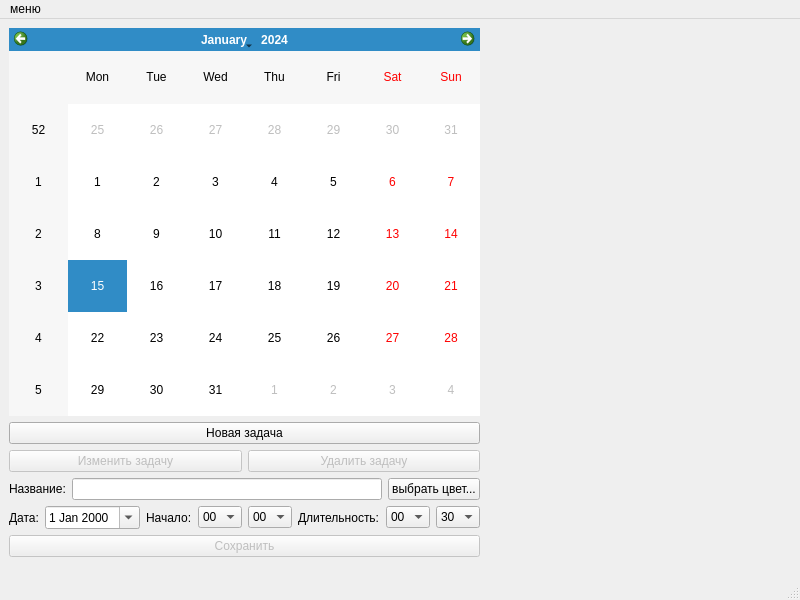
First picture: the form in mainwindow.ui, repository JenDenver/planner, before the edit.
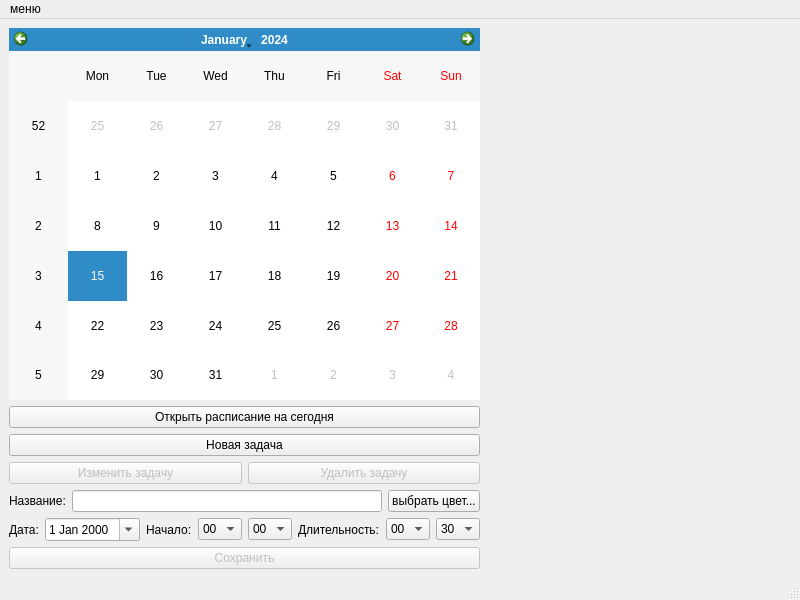
Second picture: the form after the edit. Custom widgets are drawn as their Qt base class.

What changed in the file:
```diff
--- a/mainwindow.ui
+++ b/mainwindow.ui
@@ -16,23 +16,47 @@
   <widget class="QWidget" name="centralwidget">
    <layout class="QGridLayout" name="gridLayout">
     <item row="1" column="0">
+     <widget class="QPushButton" name="TodayButton">
+      <property name="text">
+       <string>Открыть расписание на сегодня</string>
+      </property>
+     </widget>
+    </item>
+    <item row="0" column="0">
+     <widget class="QCalendarWidget" name="calendarWidget"/>
+    </item>
+    <item row="2" column="0">
      <widget class="QPushButton" name="NewTaskButton">
       <property name="text">
        <string>Новая задача</string>
       </property>
      </widget>
     </item>
-    <item row="0" column="1" rowspan="6">
-     <widget class="calendar" name="cwidget" native="true">
-      <property name="sizePolicy">
-       <sizepolicy hsizetype="Expanding" vsizetype="Preferred">
-        <horstretch>0</horstretch>
-        <verstretch>0</verstretch>
-       </sizepolicy>
-      </property>
-     </widget>
-    </item>
     <item row="3" column="0">
+     <layout class="QHBoxLayout" name="horizontalLayout_2">
+      <item>
+       <widget class="QPushButton" name="EditButton">
+        <property name="enabled">
+         <bool>false</bool>
+        </property>
+        <property name="text">
+         <string>Изменить задачу</string>
+        </property>
+       </widget>
+      </item>
+      <item>
+       <widget class="QPushButton" name="DeleteButton">
+        <property name="enabled">
+         <bool>false</bool>
+        </property>
+        <property name="text">
+         <string>Удалить задачу</string>
+        </property>
+       </widget>
+      </item>
+     </layout>
+    </item>
+    <item row="4" column="0" rowspan="3">
      <layout class="QVBoxLayout" name="EditLayout">
       <item>
        <layout class="QHBoxLayout" name="horizontalLayout_4">
@@ -428,32 +452,15 @@
       </item>
      </layout>
     </item>
-    <item row="0" column="0">
-     <widget class="QCalendarWidget" name="calendarWidget"/>
-    </item>
-    <item row="2" column="0">
-     <layout class="QHBoxLayout" name="horizontalLayout_2">
-      <item>
-       <widget class="QPushButton" name="EditButton">
-        <property name="enabled">
-         <bool>false</bool>
-        </property>
-        <property name="text">
-         <string>Изменить задачу</string>
-        </property>
-       </widget>
-      </item>
-      <item>
-       <widget class="QPushButton" name="DeleteButton">
-        <property name="enabled">
-         <bool>false</bool>
-        </property>
-        <property name="text">
-         <string>Удалить задачу</string>
-        </property>
-       </widget>
-      </item>
-     </layout>
+    <item row="0" column="1" rowspan="4">
+     <widget class="calendar" name="cwidget" native="true">
+      <property name="sizePolicy">
+       <sizepolicy hsizetype="Expanding" vsizetype="Preferred">
+        <horstretch>0</horstretch>
+        <verstretch>0</verstretch>
+       </sizepolicy>
+      </property>
+     </widget>
     </item>
    </layout>
   </widget>
```
Left out of the diff: 8 changed lines with no effect on the pictures.
